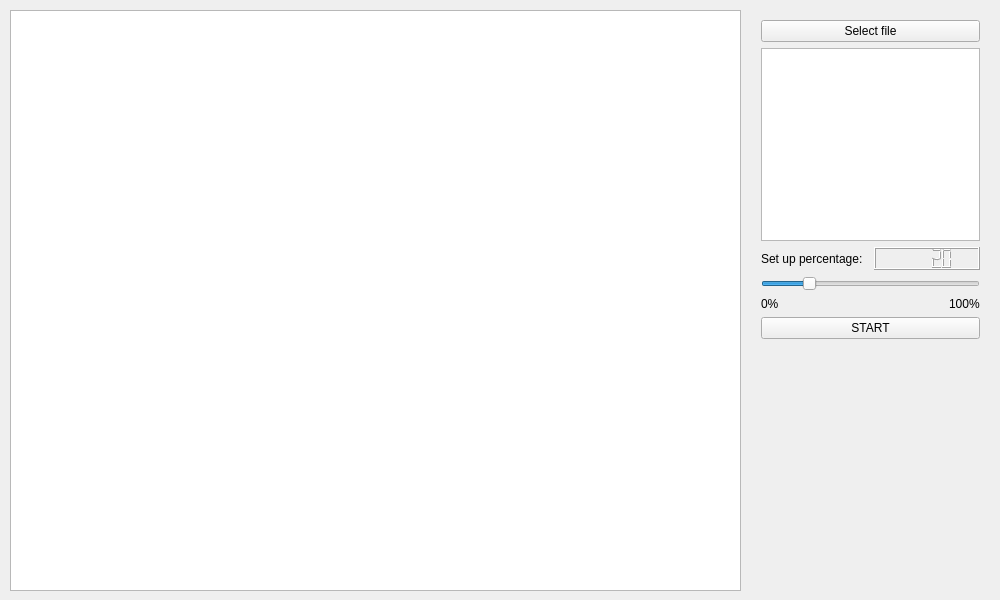
The window that qt/plagiarism/mainwindow.ui (hamza95525/plagiarismDetection) describes before a commit, drawn with Qt 5.
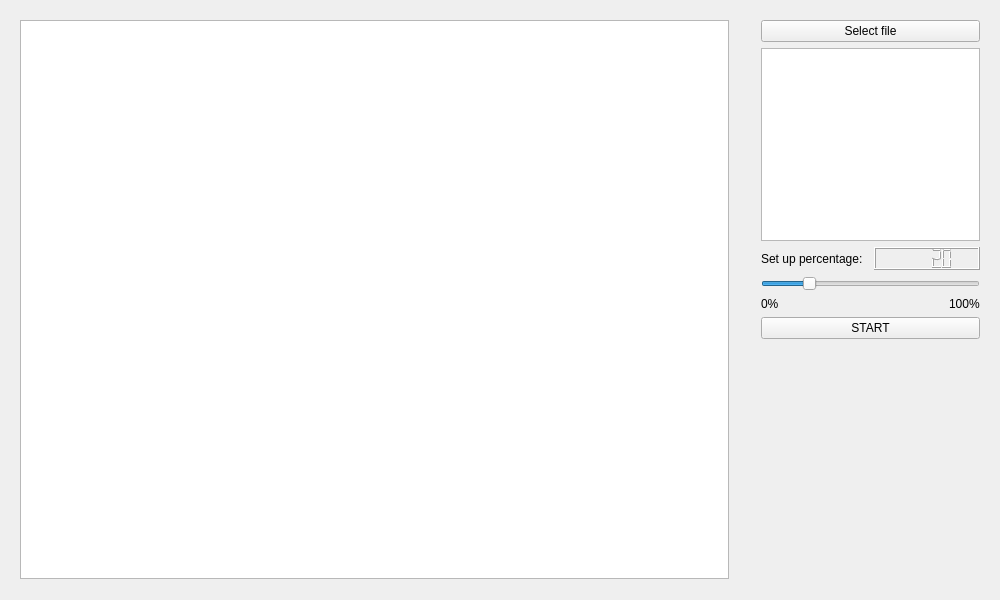
The same window after the commit.

Commit message: Adding columns and Rows to the Widget

```diff
--- a/qt/plagiarism/mainwindow.ui
+++ b/qt/plagiarism/mainwindow.ui
@@ -14,6 +14,21 @@
    <string>Is it stolen?</string>
   </property>
   <widget class="QWidget" name="centralWidget">
+   <widget class="QWidget" name="gridLayoutWidget">
+    <property name="geometry">
+     <rect>
+      <x>9</x>
+      <y>9</y>
+      <width>731</width>
+      <height>581</height>
+     </rect>
+    </property>
+    <layout class="QGridLayout" name="gridLayout">
+     <item row="0" column="0">
+      <widget class="QTableWidget" name="tableWidget"/>
+     </item>
+    </layout>
+   </widget>
    <widget class="QWidget" name="verticalLayoutWidget">
     <property name="geometry">
      <rect>
@@ -95,16 +110,6 @@
      </item>
     </layout>
    </widget>
-   <widget class="QTableWidget" name="tableWidget">
-    <property name="geometry">
-     <rect>
-      <x>10</x>
-      <y>10</y>
-      <width>731</width>
-      <height>581</height>
-     </rect>
-    </property>
-   </widget>
   </widget>
  </widget>
  <layoutdefault spacing="6" margin="11"/>
```
The commit also changes 9 other files.
